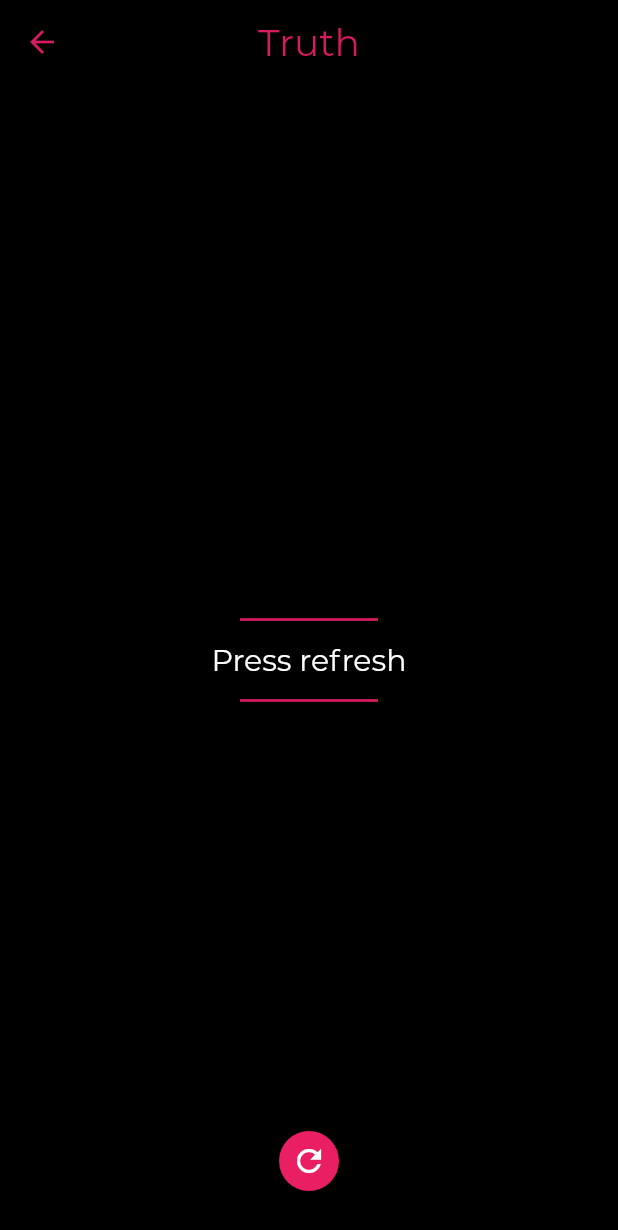
After one commit to 0ujjwalmishra0/truth-or-dare, a Flutter app: the SecondPage screen opened directly, on a phone screen of 412 x 824 dp. The commit adds this screen. Shown: the top 1230 px of the screen. Run offline on Flutter 3.47's test engine with Material 2 defaults, Android fonts, the phone set to English and light mode, and no system bars.

Commit message:
fixed minor bugs

```diff
--- a/lib/main.dart
+++ b/lib/main.dart
@@ -14,8 +14,10 @@ class MyApp extends StatelessWidget {
       home: Game(),
       debugShowCheckedModeBanner: false,
       theme: ThemeData(
+        fontFamily: 'Montserrat',
           backgroundColor: Colors.black,
-          primaryColor: Colors.pink,
+          primaryColor: Colors.pink[600],
+          accentColor: Colors.pink,
           primaryTextTheme: TextTheme(
               headline1: TextStyle(color: Theme.of(context).primaryColor,fontSize: 30))),
     );
--- a/lib/pages/game.dart
+++ b/lib/pages/game.dart
@@ -13,8 +13,7 @@ class Game extends StatefulWidget {
 class _GameState extends State<Game> {
   @override
   Widget build(BuildContext context) {
-    // print(truth[index]['id']);
-    // print(truth[index]['que']);
+
 
     handleTruth() {
       print('truth tappped!');
--- /dev/null
+++ b/lib/pages/secondPage.dart
@@ -0,0 +1,116 @@
+import 'dart:math';
+
+import 'package:flutter/material.dart';
+import '../models/truth.dart';
+import '../models/dare.dart';
+
+var random;
+var index;
+String question;
+
+class SecondPage extends StatefulWidget {
+  bool isTruth;
+  bool isDare;
+
+  SecondPage({
+    this.isTruth,
+    this.isDare,
+  });
+  @override
+  _SecondPageState createState() => _SecondPageState();
+}
+
+class _SecondPageState extends State<SecondPage> {
+  @override
+  @override
+  Widget build(BuildContext context) {
+    String text = widget.isDare == true ? 'Dare' : 'Truth';
+    generateQue() {
+      var random = Random();
+      index = random.nextInt(5);
+
+      print(index);
+      setState(() {
+        // question = truth[index]['que'];
+        question =
+            (widget.isDare) == true ? dare[index]['que'] : truth[index]['que'];
+        print(question);
+        print(widget.isDare);
+      });
+    }
+
+    @override
+    void initState() {
+      super.initState();
+      generateQue();
+    }
+
+    Widget buildText() {
+      return  Column(
+        mainAxisAlignment: MainAxisAlignment.center,
+            children: <Widget>[
+              Divider(
+                thickness: 1.8,
+                color: Theme.of(context).primaryColor,
+                indent: 160,
+                endIndent: 160,
+                height: 30,
+              ),
+              Text(
+                question ?? 'Press refresh',
+                style: TextStyle(
+                  color: Colors.white,
+                  fontSize: 20,
+
+                ),
+              ),
+              Divider(
+                thickness: 1.8,
+                color: Theme.of(context).primaryColor,
+                indent: 160,
+                endIndent: 160,
+                height: 30,
+              ),
+            ],
+      );
+    }
+
+    return Scaffold(
+      backgroundColor: Theme.of(context).backgroundColor,
+      appBar: AppBar(
+        title: Text(text,style: TextStyle(fontSize: 25,color: Theme.of(context).primaryColor),),
+        backgroundColor: Colors.black54,
+        centerTitle: true,
+        leading: BackButton(
+          color: Theme.of(context).primaryColor,
+
+        ),
+      ),
+      body: Container(
+        child: Stack(
+          children: <Widget>[
+
+            buildText(),
+
+              Align(
+                alignment: Alignment.bottomCenter,
+                              child: Container(
+                                height: 40,
+                  margin: EdgeInsets.all(30),
+                  child: FloatingActionButton(
+
+                    child: Icon(
+                        Icons.refresh,
+                        color: Colors.white,
+                        size: 24,
+                      ),
+                      onPressed: generateQue),
+                ),
+              ),
+
+          ],
+        ),
+      ),
+    );
+  }
+}
```
Also changed, not shown: pubspec.yaml (+17 -13 lines), assets/fonts/Tangerine-Bold.ttf (added), assets/fonts/Tangerine-Regular.ttf (added).
